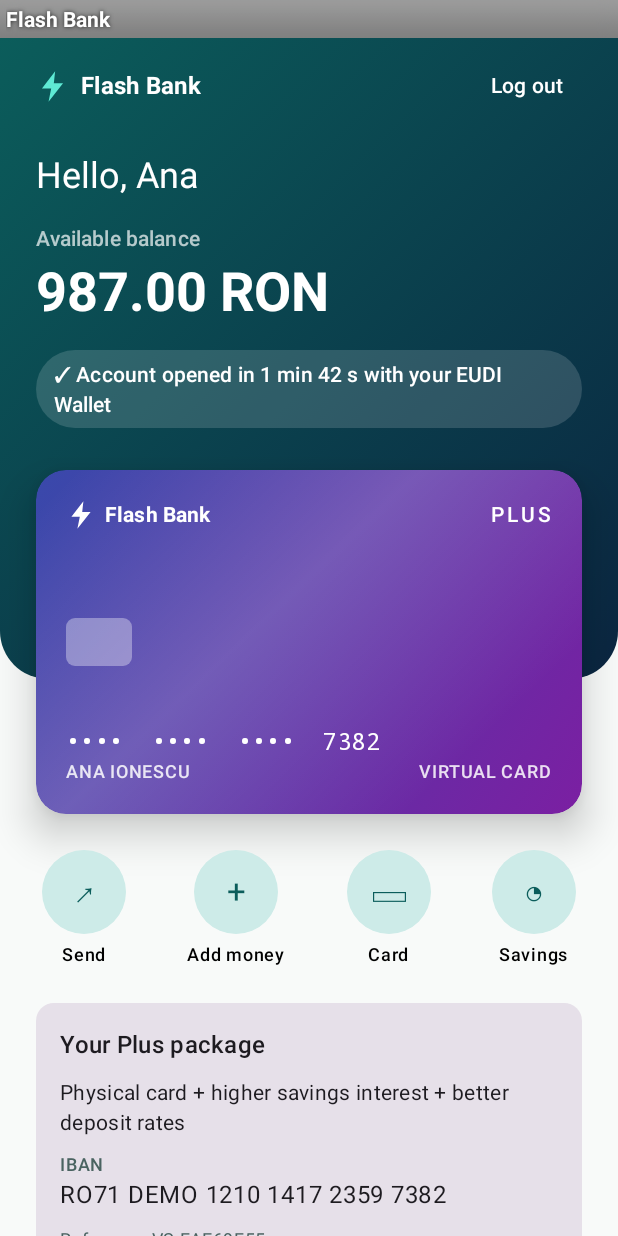
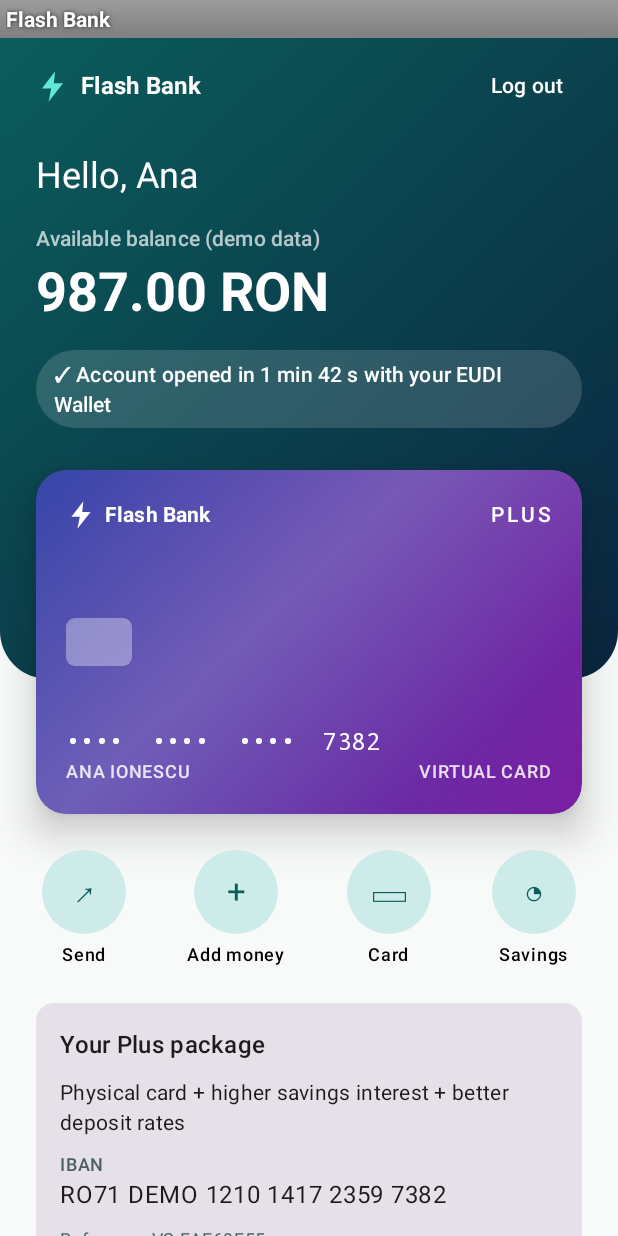
Before and after one commit to pteofil/onboarding-eudi-wallet, an Android app built with Jetpack Compose: the @Preview function DashboardPreview, on a phone screen of 412 x 824 dp. Run offline under Robolectric (Android 15) with nearby library versions, the phone set to English and light mode, and no system bars.

Commit message:
README: Android journeys, jury APK steps, test matrix, full list of what is simulated; dashboard balance marked as demo data
Co-authored-by: Copilot <223556219+Copilot@users.noreply.github.com>

```diff
--- a/android/app/src/main/res/values/strings.xml
+++ b/android/app/src/main/res/values/strings.xml
@@ -121,7 +121,7 @@
     <string name="dashboard_logout">Log out</string>
     <string name="dashboard_greeting">Hello, %1$s</string>
     <string name="dashboard_greeting_plain">Hello</string>
-    <string name="dashboard_balance_label">Available balance</string>
+    <string name="dashboard_balance_label">Available balance (demo data)</string>
     <string name="dashboard_balance">987.00 RON</string>
     <string name="dashboard_opened_in">Account opened in %1$s with your EUDI Wallet</string>
     <string name="duration_seconds">%1$d s</string>
```
Also changed, not shown: 1 other file.
